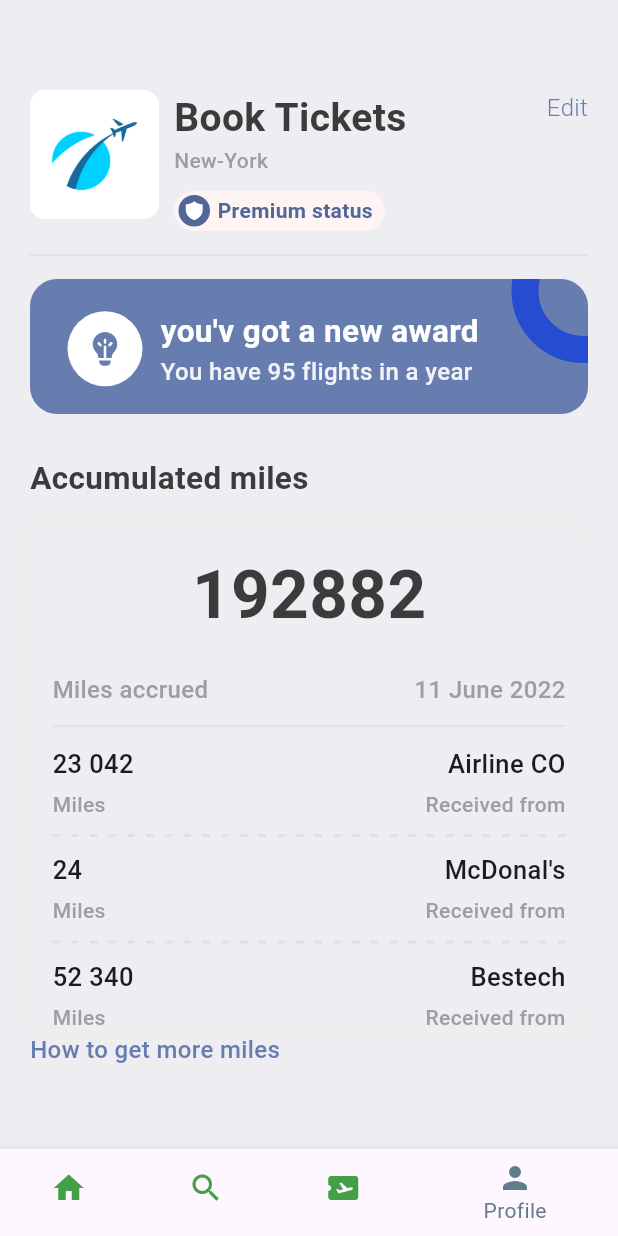
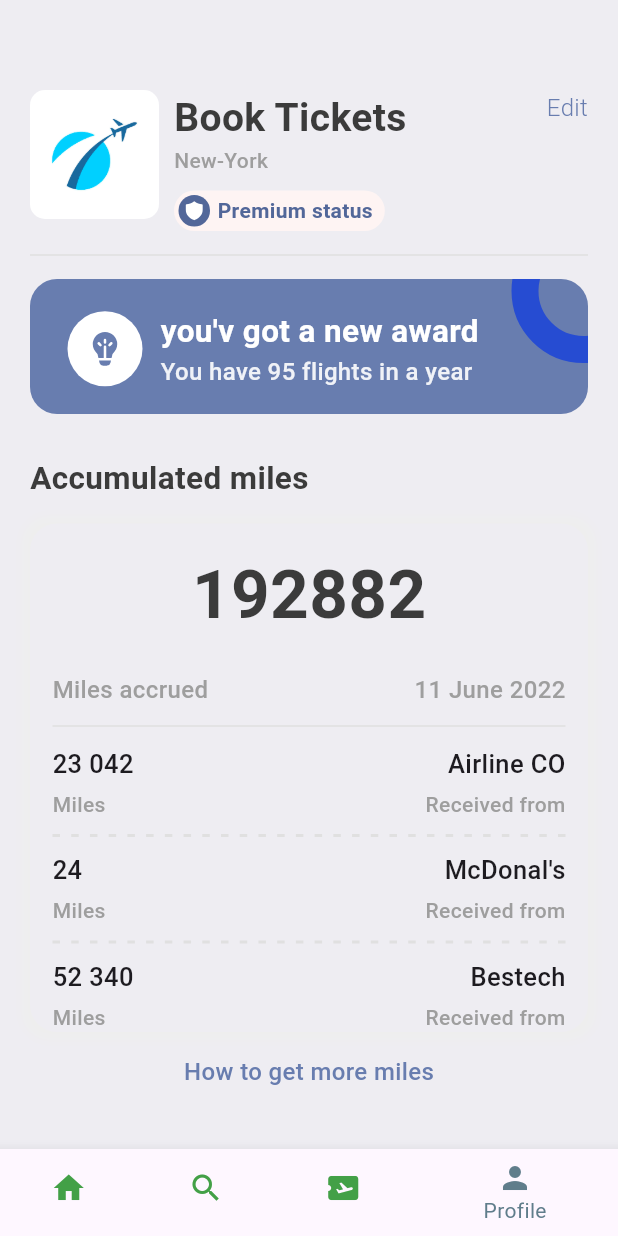
Before and after one commit to thuyavansc/flutter_ticket_booking_1, a Flutter app: the screen it shows after launch, item 4 of the bottom bar chosen, on a phone screen of 412 x 824 dp. Run offline on Flutter 3.47's test engine with Material 3 defaults, Android fonts, the phone set to English and light mode, and no system bars; our stand-ins replace barcode_widget, fluentui_icons, get.

Commit message:
Profile page completed

```diff
--- a/lib/features/myticket/presentation/pages/profile/profile_screen.dart
+++ b/lib/features/myticket/presentation/pages/profile/profile_screen.dart
@@ -209,9 +209,15 @@ class ProfileScreen extends StatelessWidget {
               ]
             ),
           ),
-          Text(
-            'How to get more miles',
-            style: AppStyles.textStyle.copyWith(color: AppStyles.primaryColor),
+          const SizedBox(height: 15 ,),
+          InkWell(
+            onTap: (){ print('you clicked'); },
+            child: Center(
+              child: Text(
+                'How to get more miles',
+                style: AppStyles.textStyle.copyWith(color: AppStyles.primaryColor,fontWeight: FontWeight.w500),
+              ),
+            ),
           )
 
         ],
```
